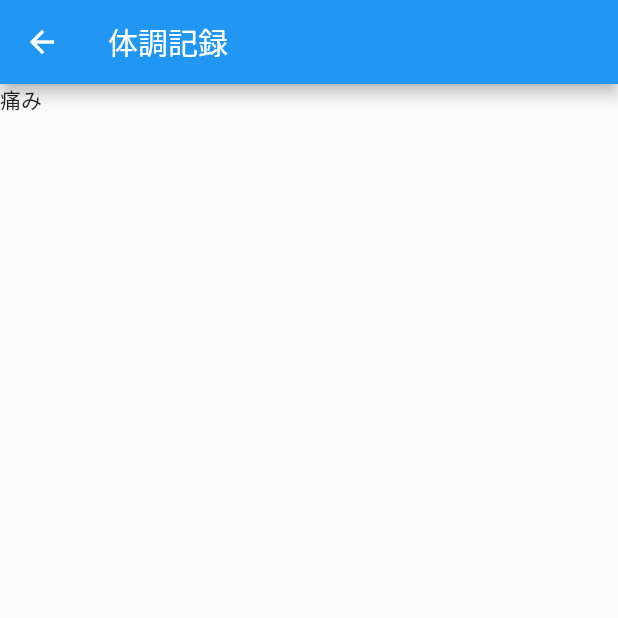
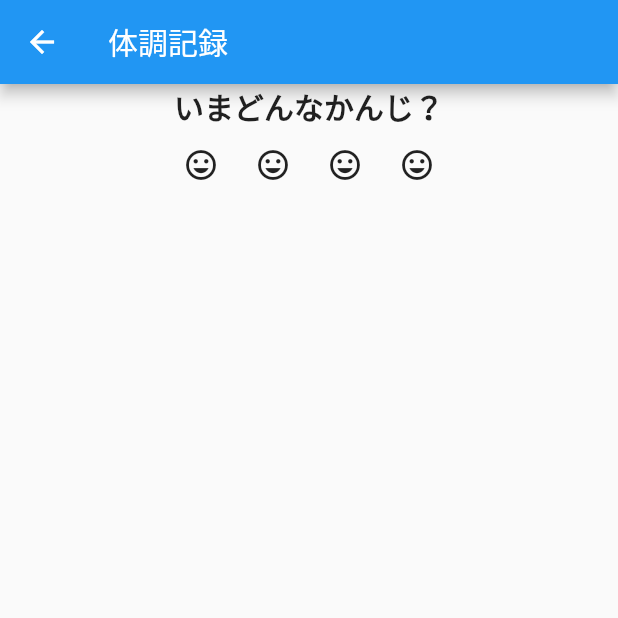
Before and after one commit to captain-blue210/itete_no_suke_flutter, a Flutter app: the PainRecordPage screen opened directly, on a phone screen of 412 x 824 dp, the top half of it. Run offline on Flutter 3.47's test engine with Material 2 defaults, Android fonts, the phone set to English and light mode, and no system bars.

Commit message:
style : add pain record button

```diff
--- a/lib/view/pages/pain_record.dart
+++ b/lib/view/pages/pain_record.dart
@@ -16,7 +16,36 @@ class _PainRecordPageState extends State<PainRecordPage> {
       ),
       body: SafeArea(
         child: Column(
-          children: [Text('痛み')],
+          children: [
+            const Text(
+              'いまどんなかんじ？',
+              style: TextStyle(
+                fontSize: 20,
+                fontWeight: FontWeight.bold,
+              ),
+            ),
+            Row(
+              mainAxisAlignment: MainAxisAlignment.center,
+              children: [
+                IconButton(
+                  icon: Icon(Icons.tag_faces),
+                  onPressed: () {},
+                ),
+                IconButton(
+                  icon: Icon(Icons.tag_faces),
+                  onPressed: () {},
+                ),
+                IconButton(
+                  icon: Icon(Icons.tag_faces),
+                  onPressed: () {},
+                ),
+                IconButton(
+                  icon: Icon(Icons.tag_faces),
+                  onPressed: () {},
+                ),
+              ],
+            ),
+          ],
         ),
       ),
     );
```
